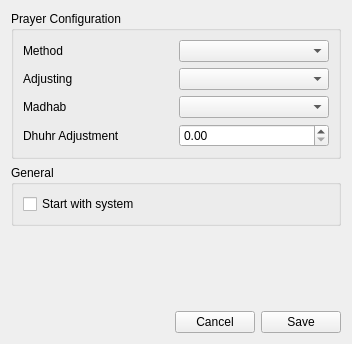
First picture: the form in alquds/gui/prayertimeseditor.ui, repository ghannami/alQuds, before the edit.
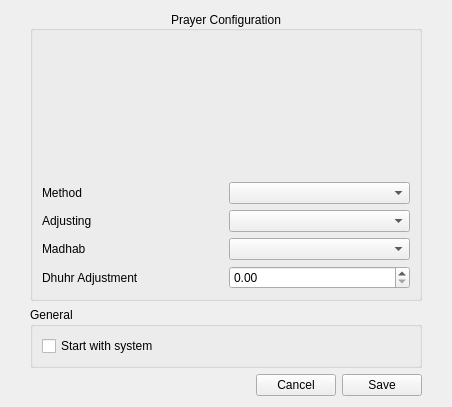
Second picture: the form after the edit.

The edit to the form file:
```diff
--- a/alquds/gui/prayertimeseditor.ui
+++ b/alquds/gui/prayertimeseditor.ui
@@ -6,60 +6,82 @@
    <rect>
     <x>0</x>
     <y>0</y>
-    <width>352</width>
-    <height>344</height>
+    <width>452</width>
+    <height>407</height>
    </rect>
   </property>
   <property name="windowTitle">
    <string>Prayer Settings</string>
   </property>
   <layout class="QVBoxLayout" name="verticalLayout_2">
+   <property name="leftMargin">
+    <number>30</number>
+   </property>
+   <property name="rightMargin">
+    <number>30</number>
+   </property>
    <item>
     <widget class="QGroupBox" name="advancedBox">
      <property name="title">
       <string>Prayer Configuration</string>
      </property>
+     <property name="alignment">
+      <set>Qt::AlignCenter</set>
+     </property>
      <layout class="QGridLayout" name="gridLayout_2">
-      <item row="0" column="0">
-       <widget class="QLabel" name="label_5">
-        <property name="text">
-         <string>Method</string>
-        </property>
-       </widget>
-      </item>
-      <item row="2" column="0">
+      <item row="3" column="0">
        <widget class="QLabel" name="label_8">
         <property name="text">
          <string>Madhab</string>
         </property>
        </widget>
       </item>
-      <item row="2" column="1">
-       <widget class="QComboBox" name="asrMethEdit"/>
-      </item>
-      <item row="3" column="0">
-       <widget class="QLabel" name="label_9">
-        <property name="text">
-         <string>Dhuhr Adjustment</string>
-        </property>
-       </widget>
-      </item>
       <item row="1" column="1">
-       <widget class="QComboBox" name="adjMethEdit"/>
-      </item>
-      <item row="0" column="1">
        <widget class="QComboBox" name="calcMethEdit"/>
       </item>
-      <item row="3" column="1">
+      <item row="4" column="1">
        <widget class="QDoubleSpinBox" name="dhurMinutesEdit"/>
       </item>
+      <item row="2" column="1">
+       <widget class="QComboBox" name="adjMethEdit"/>
+      </item>
       <item row="1" column="0">
+       <widget class="QLabel" name="label_5">
+        <property name="text">
+         <string>Method</string>
+        </property>
+       </widget>
+      </item>
+      <item row="4" column="0">
+       <widget class="QLabel" name="label_9">
+        <property name="text">
+         <string>Dhuhr Adjustment</string>
+        </property>
+       </widget>
+      </item>
+      <item row="3" column="1">
+       <widget class="QComboBox" name="asrMethEdit"/>
+      </item>
+      <item row="2" column="0">
        <widget class="QLabel" name="label_6">
         <property name="text">
          <string>Adjusting</string>
         </property>
        </widget>
       </item>
+      <item row="0" column="0">
+       <spacer name="verticalSpacer">
+        <property name="orientation">
+         <enum>Qt::Vertical</enum>
+        </property>
+        <property name="sizeHint" stdset="0">
+         <size>
+          <width>20</width>
+          <height>40</height>
+         </size>
+        </property>
+       </spacer>
+      </item>
      </layout>
      <zorder>label_5</zorder>
      <zorder>label_6</zorder>
@@ -87,19 +109,6 @@
      </layout>
     </widget>
    </item>
-   <item>
-    <spacer name="verticalSpacer">
-     <property name="orientation">
-      <enum>Qt::Vertical</enum>
-     </property>
-     <property name="sizeHint" stdset="0">
-      <size>
-       <width>20</width>
-       <height>40</height>
-      </size>
-     </property>
-    </spacer>
-   </item>
    <item>
     <layout class="QHBoxLayout" name="horizontalLayout_6">
      <item>
```
Left out of the diff: 1 changed line with no effect on the pictures.
